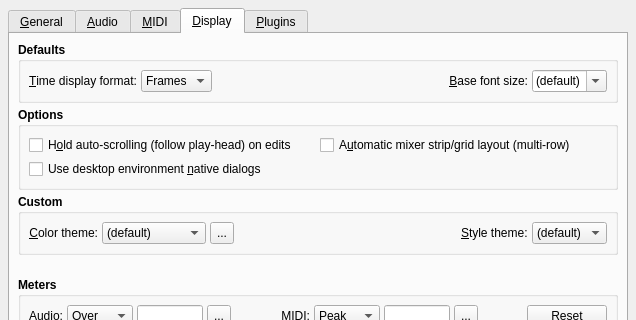
Before: the Qt Designer form src/qtractorOptionsForm.ui in rncbc/qtractor, drawn with Qt 5; both pictures show x 0 to 636 and y 0 to 320 of the 636 by 518 pixel window.
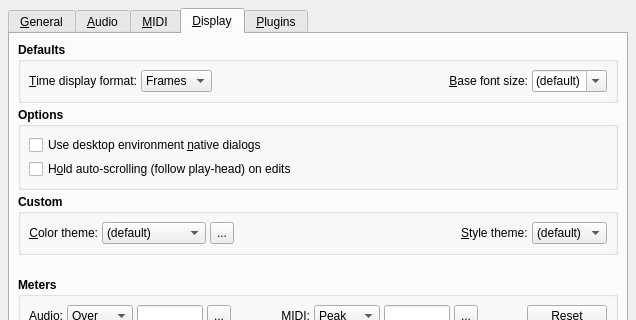
After: the same form once the commit is applied. The open tabs and pages were chosen to show the change. Icons and pictures are not drawn. Custom widgets are drawn as their Qt base class.

Commit message: - Automatic mixer grid layout (multi-row) is now in   effect permanently--being an option no more.

```diff
--- a/src/qtractorOptionsForm.ui
+++ b/src/qtractorOptionsForm.ui
@@ -2407,22 +2407,6 @@
            <number>4</number>
           </property>
           <item row="0" column="0">
-           <widget class="QCheckBox" name="SyncViewHoldCheckBox">
-            <property name="font">
-             <font>
-              <weight>50</weight>
-              <bold>false</bold>
-             </font>
-            </property>
-            <property name="toolTip">
-             <string>Whether to hold auto-scrolling (follow play-head) on edits.</string>
-            </property>
-            <property name="text">
-             <string>H&amp;old auto-scrolling (follow play-head) on edits</string>
-            </property>
-           </widget>
-          </item>
-          <item row="1" column="0">
            <widget class="QCheckBox" name="UseNativeDialogsCheckBox">
             <property name="font">
              <font>
@@ -2438,8 +2422,8 @@
             </property>
            </widget>
           </item>
-          <item row="0" column="1">
-           <widget class="QCheckBox" name="MixerAutoGridLayoutCheckBox">
+          <item row="1" column="0">
+           <widget class="QCheckBox" name="SyncViewHoldCheckBox">
             <property name="font">
              <font>
               <weight>50</weight>
@@ -2450,7 +2434,7 @@
              <string>Whether to allow automatic mixer strip/grid layout (multi-row).</string>
             </property>
             <property name="text">
-             <string>A&amp;utomatic mixer strip/grid layout (multi-row)</string>
+             <string>H&amp;old auto-scrolling (follow play-head) on edits</string>
             </property>
            </widget>
           </item>
```
Left out of the diff: 5 changed lines with no effect on the pictures. The commit also changes 16 other files.
